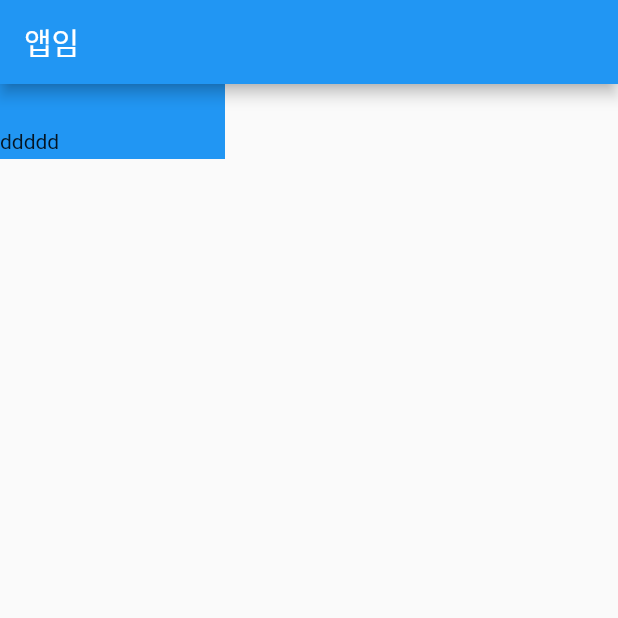
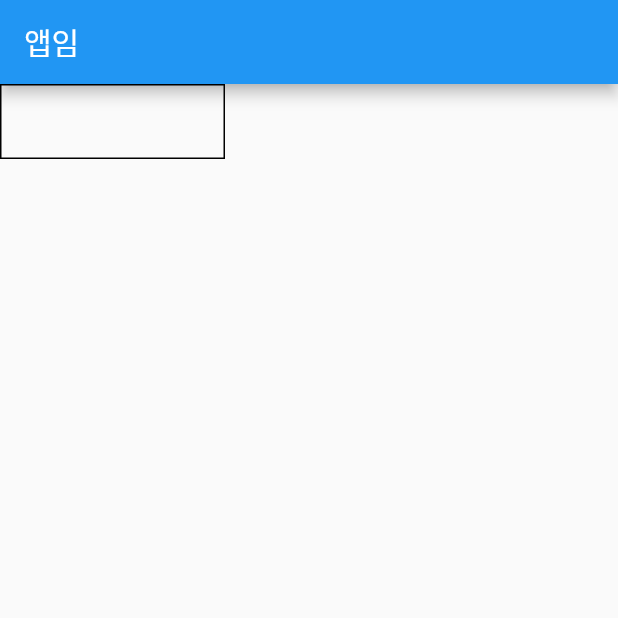
Before and after one commit to kimyj0530/Flutter_Study, a Flutter app: the screen it shows after launch, on a phone screen of 412 x 824 dp, the top half of it. Run offline on Flutter 3.47's test engine with Material 2 defaults, Android fonts, the phone set to English and light mode, and no system bars.

Commit message:
2023-02-13 테두리 및 디자인

```diff
--- a/contact_1/lib/main.dart
+++ b/contact_1/lib/main.dart
@@ -15,9 +15,10 @@ class MyApp extends StatelessWidget {
           title: Text('앱임')
         ),
         body: Container(
-          width: 150, height: 50, color: Colors.blue,
-          padding: EdgeInsets.fromLTRB(0, 30, 0, 0),
-          child: Text('ddddd'), // 여백이 없다면 구석에서 부터 출력됨
+          width: 150, height: 50, //color: Colors.blue, // 중복오류 방지를 위해 Color를 사용하면 오류 뜸
+          decoration: BoxDecoration(
+            border: Border.all(color:Colors.black)
+          ),
         ),
 
     )
```
